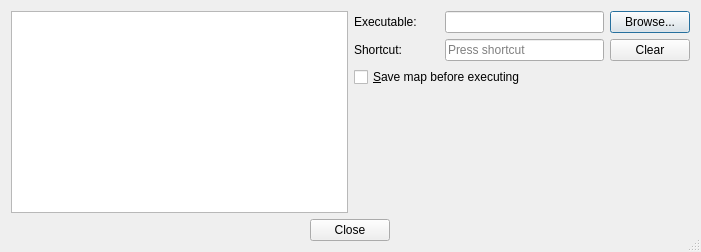
Above: src/tiled/commanddialog.ui from mapeditor/tiled before the change. Below: the same form after it.
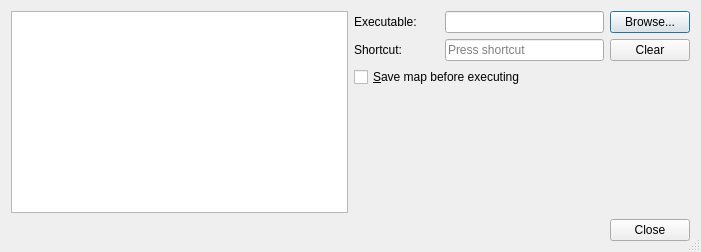
That is the form after the change. Custom widgets are drawn as their Qt base class.

Commit message: Changes position of Close button

Patch:
```diff
--- a/src/tiled/commanddialog.ui
+++ b/src/tiled/commanddialog.ui
@@ -162,6 +162,19 @@
      <property name="spacing">
       <number>6</number>
      </property>
+     <item>
+      <spacer name="horizontalSpacer">
+       <property name="orientation">
+        <enum>Qt::Horizontal</enum>
+       </property>
+       <property name="sizeHint" stdset="0">
+        <size>
+         <width>40</width>
+         <height>20</height>
+        </size>
+       </property>
+      </spacer>
+     </item>
      <item>
       <widget class="QPushButton" name="pushButton">
        <property name="sizePolicy">
```
